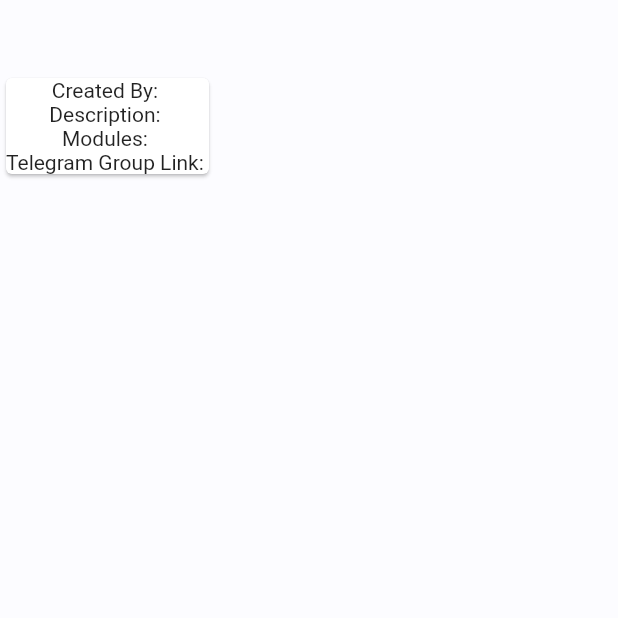
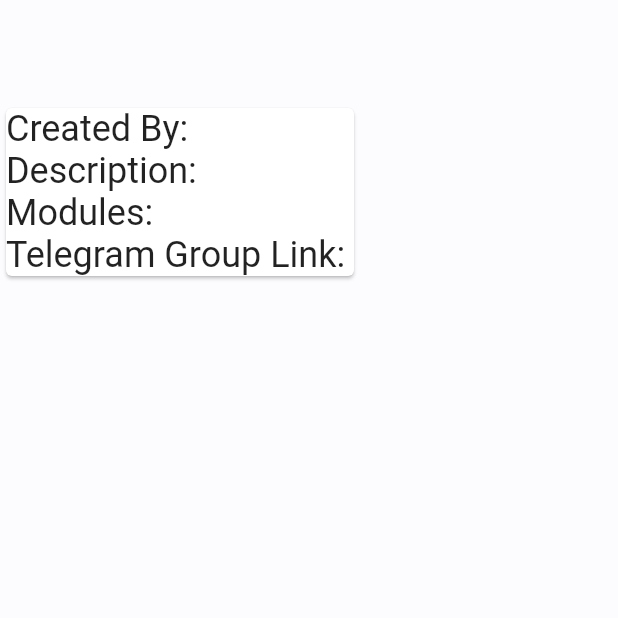
Before and after one commit to powzx/Community-At-NUS, a Flutter app: the StudyLobbyDetails screen opened directly with empty values, on a phone screen of 412 x 824 dp, the top half of it. Run offline on Flutter 3.47's test engine with Material 2 defaults, Android fonts, the phone set to English and light mode, and no system bars; our stand-ins replace cloud_firestore, firebase_auth, firebase_core, firebase_storage, font_awesome_flutter, image_picker and 3 more; accounts and stored records are empty.

Commit message:
Linked Study Group Details to database

```diff
--- a/community_nus_v1.0.0/lib/screens/studyLobbyDetails.dart
+++ b/community_nus_v1.0.0/lib/screens/studyLobbyDetails.dart
@@ -9,7 +9,8 @@ class StudyLobbyDetails extends StatefulWidget {
   StudyLobbyDetails({this.uid, this.groupDetails});
 
   @override
-  _StudyLobbyDetails createState() => _StudyLobbyDetails(uid: uid, groupDetails: groupDetails);
+  _StudyLobbyDetails createState() =>
+      _StudyLobbyDetails(uid: uid, groupDetails: groupDetails);
 }
 
 class _StudyLobbyDetails extends State<StudyLobbyDetails> {
@@ -20,6 +21,11 @@ class _StudyLobbyDetails extends State<StudyLobbyDetails> {
 
   @override
   Widget build(BuildContext context) {
+    return FutureBuilder(
+        future: RetrieveUserInfo(uid: groupDetails.data()["host_uid"])
+            .startRetrieve(),
+        builder: (BuildContext context, AsyncSnapshot host) {
+          if (host.hasData) {
             return Scaffold(
               body: SingleChildScrollView(
                 physics: BouncingScrollPhysics(),
@@ -28,9 +34,9 @@ class _StudyLobbyDetails extends State<StudyLobbyDetails> {
                   children: <Widget>[
                     SafeArea(
                       child: Padding(
-                padding: EdgeInsets.only(left: 16, right: 16, top: 10),
+                        padding: EdgeInsets.only(left: 16, right: 16, top: 30),
                         child: Row(
-                  mainAxisAlignment: MainAxisAlignment.spaceBetween,
+                          mainAxisAlignment: MainAxisAlignment.center,
                           children: <Widget>[
                             Text(
                               "${groupDetails.data()["group_name"]}",
@@ -43,12 +49,25 @@ class _StudyLobbyDetails extends State<StudyLobbyDetails> {
                     ),
                     Card(
                       child: Column(
+                        crossAxisAlignment: CrossAxisAlignment.start,
                         mainAxisSize: MainAxisSize.min,
                         children: <Widget>[
-                  Text("Created By: ${groupDetails.data()["host_uid"]}"),
-                  Text("Description: ${groupDetails.data()["description"]}"),
-                  Text("Modules: ${groupDetails.data()["modules"]}"),
-                  Text("Telegram Group Link: ${groupDetails.data()["telegram_group"]}"),
+                          Text(
+                            "Created By: ${host.data.data()["name"]}",
+                            style: TextStyle(fontSize: 24),
+                          ),
+                          Text(
+                            "Description: ${groupDetails.data()["description"]}",
+                            style: TextStyle(fontSize: 24),
+                          ),
+                          Text(
+                            "Modules: ${groupDetails.data()["modules"]}",
+                            style: TextStyle(fontSize: 24),
+                          ),
+                          Text(
+                            "Telegram Group Link: ${groupDetails.data()["telegram_group"]}",
+                            style: TextStyle(fontSize: 24),
+                          ),
                         ],
                       ),
                     )
@@ -57,4 +76,7 @@ class _StudyLobbyDetails extends State<StudyLobbyDetails> {
               ),
             );
           }
+          return CircularProgressIndicator();
+        });
   }
+}
```
Lines whose indentation alone changed are shown as unchanged.
